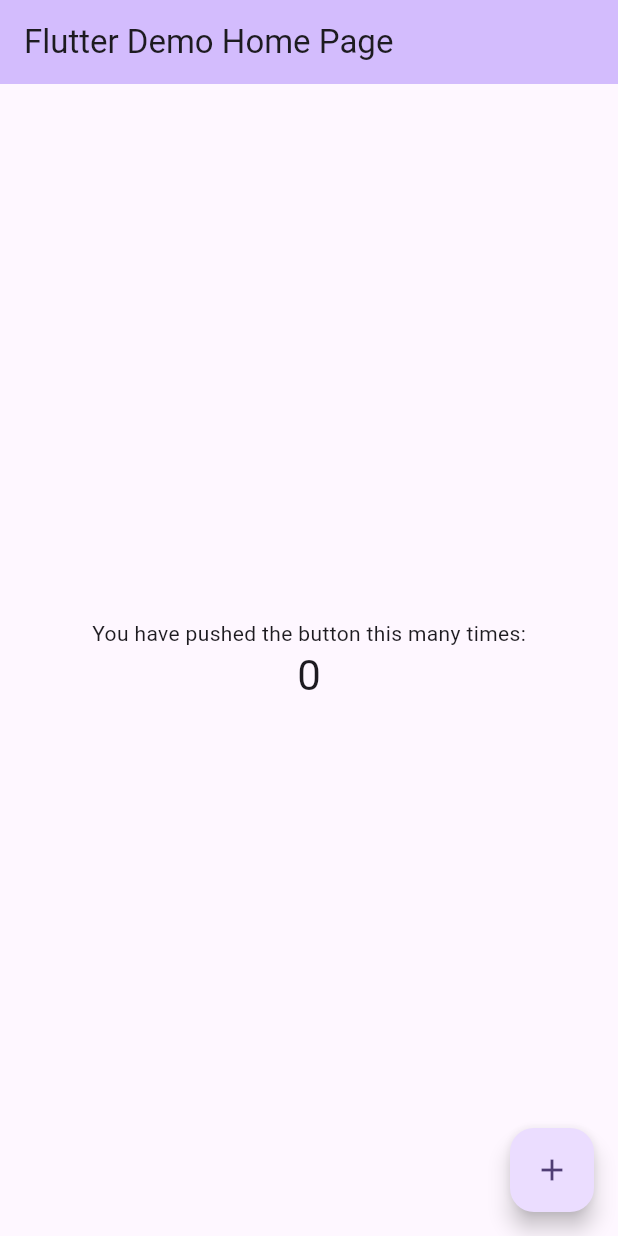
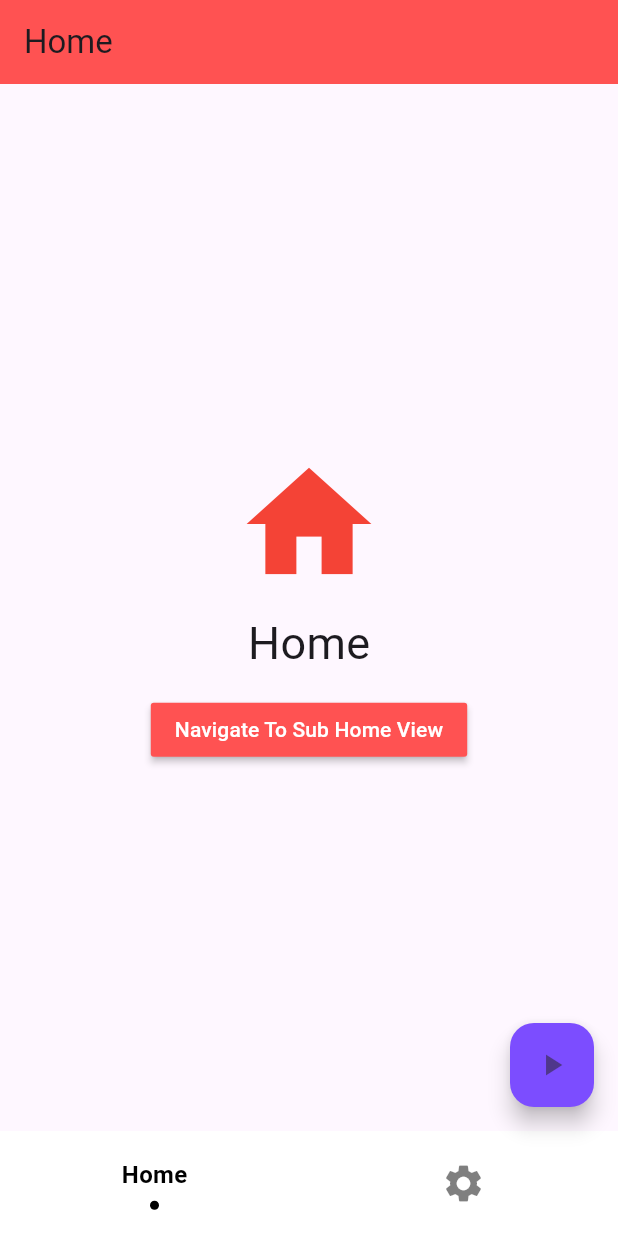
Before and after one commit to Haseebul/flutter_go_router, a Flutter app: the screen it shows after launch, on a phone screen of 412 x 824 dp. Run offline on Flutter 3.47's test engine with Material 3 defaults, Android fonts, the phone set to English and light mode, and no system bars; drawn by our look-alikes of sliding_clipped_nav_bar; our stand-ins replace go_router.

Commit message:
final code

```diff
--- a/lib/main.dart
+++ b/lib/main.dart
@@ -1,4 +1,5 @@
 import 'package:flutter/material.dart';
+import 'package:flutter_go_router/navigation/app_navigation.dart';
 
 void main() {
   runApp(const MyApp());
@@ -7,119 +8,12 @@ void main() {
 class MyApp extends StatelessWidget {
   const MyApp({super.key});
 
-  // This widget is the root of your application.
   @override
   Widget build(BuildContext context) {
-    return MaterialApp(
-      title: 'Flutter Demo',
-      theme: ThemeData(
-        // This is the theme of your application.
-        //
-        // TRY THIS: Try running your application with "flutter run". You'll see
-        // the application has a blue toolbar. Then, without quitting the app,
-        // try changing the seedColor in the colorScheme below to Colors.green
-        // and then invoke "hot reload" (save your changes or press the "hot
-        // reload" button in a Flutter-supported IDE, or press "r" if you used
-        // the command line to start the app).
-        //
-        // Notice that the counter didn't reset back to zero; the application
-        // state is not lost during the reload. To reset the state, use hot
-        // restart instead.
-        //
-        // This works for code too, not just values: Most code changes can be
-        // tested with just a hot reload.
-        colorScheme: ColorScheme.fromSeed(seedColor: Colors.deepPurple),
-        useMaterial3: true,
-      ),
-      home: const MyHomePage(title: 'Flutter Demo Home Page'),
+    return MaterialApp.router(
+      title: 'Go Router Example',
+      debugShowCheckedModeBanner: false,
+      routerConfig: AppNavigation.router,
     );
   }
 }
-
-class MyHomePage extends StatefulWidget {
-  const MyHomePage({super.key, required this.title});
-
-  // This widget is the home page of your application. It is stateful, meaning
-  // that it has a State object (defined below) that contains fields that affect
-  // how it looks.
-
-  // This class is the configuration for the state. It holds the values (in this
-  // case the title) provided by the parent (in this case the App widget) and
-  // used by the build method of the State. Fields in a Widget subclass are
-  // always marked "final".
-
-  final String title;
-
-  @override
-  State<MyHomePage> createState() => _MyHomePageState();
-}
-
-class _MyHomePageState extends State<MyHomePage> {
-  int _counter = 0;
-
-  void _incrementCounter() {
-    setState(() {
-      // This call to setState tells the Flutter framework that something has
-      // changed in this State, which causes it to rerun the build method below
-      // so that the display can reflect the updated values. If we changed
-      // _counter without calling setState(), then the build method would not be
-      // called again, and so nothing would appear to happen.
-      _counter++;
-    });
-  }
-
-  @override
-  Widget build(BuildContext context) {
-    // This method is rerun every time setState is called, for instance as done
-    // by the _incrementCounter method above.
-    //
-    // The Flutter framework has been optimized to make rerunning build methods
-    // fast, so that you can just rebuild anything that needs updating rather
-    // than having to individually change instances of widgets.
-    return Scaffold(
-      appBar: AppBar(
-        // TRY THIS: Try changing the color here to a specific color (to
-        // Colors.amber, perhaps?) and trigger a hot reload to see the AppBar
-        // change color while the other colors stay the same.
-        backgroundColor: Theme.of(context).colorScheme.inversePrimary,
-        // Here we take the value from the MyHomePage object that was created by
-        // the App.build method, and use it to set our appbar title.
-        title: Text(widget.title),
-      ),
-      body: Center(
-        // Center is a layout widget. It takes a single child and positions it
-        // in the middle of the parent.
-        child: Column(
-          // Column is also a layout widget. It takes a list of children and
-          // arranges them vertically. By default, it sizes itself to fit its
-          // children horizontally, and tries to be as tall as its parent.
-          //
-          // Column has various properties to control how it sizes itself and
-          // how it positions its children. Here we use mainAxisAlignment to
-          // center the children vertically; the main axis here is the vertical
-          // axis because Columns are vertical (the cross axis would be
-          // horizontal).
-          //
-          // TRY THIS: Invoke "debug painting" (choose the "Toggle Debug Paint"
-          // action in the IDE, or press "p" in the console), to see the
-          // wireframe for each widget.
-          mainAxisAlignment: MainAxisAlignment.center,
-          children: <Widget>[
-            const Text(
-              'You have pushed the button this many times:',
-            ),
-            Text(
-              '$_counter',
-              style: Theme.of(context).textTheme.headlineMedium,
-            ),
-          ],
-        ),
-      ),
-      floatingActionButton: FloatingActionButton(
-        onPressed: _incrementCounter,
-        tooltip: 'Increment',
-        child: const Icon(Icons.add),
-      ), // This trailing comma makes auto-formatting nicer for build methods.
-    );
-  }
-}
--- /dev/null
+++ b/lib/navigation/app_navigation.dart
@@ -0,0 +1,107 @@
+import 'package:flutter/material.dart';
+import 'package:flutter_go_router/views/home/home_view.dart';
+import 'package:flutter_go_router/views/home/sub_home_view.dart';
+import 'package:flutter_go_router/views/player/player_view.dart';
+import 'package:flutter_go_router/views/settings/settings_view.dart';
+import 'package:flutter_go_router/views/settings/sub_setting_view.dart';
+import 'package:flutter_go_router/views/wrapper/main_wrapper.dart';
+import 'package:go_router/go_router.dart';
+
+class AppNavigation {
+  AppNavigation._();
+
+  static String initial = "/home";
+
+  // Private navigators
+  static final _rootNavigatorKey = GlobalKey<NavigatorState>();
+  static final _shellNavigatorHome =
+      GlobalKey<NavigatorState>(debugLabel: 'shellHome');
+  static final _shellNavigatorSettings =
+      GlobalKey<NavigatorState>(debugLabel: 'shellSettings');
+
+  // GoRouter configuration
+  static final GoRouter router = GoRouter(
+    initialLocation: initial,
+    debugLogDiagnostics: true,
+    navigatorKey: _rootNavigatorKey,
+    routes: [
+      /// MainWrapper
+      StatefulShellRoute.indexedStack(
+        builder: (context, state, navigationShell) {
+          return MainWrapper(
+            navigationShell: navigationShell,
+          );
+        },
+        branches: <StatefulShellBranch>[
+          /// Brach Home
+          StatefulShellBranch(
+            navigatorKey: _shellNavigatorHome,
+            routes: <RouteBase>[
+              GoRoute(
+                path: "/home",
+                name: "Home",
+                builder: (BuildContext context, GoRouterState state) =>
+                    const HomeView(),
+                routes: [
+                  GoRoute(
+                    path: 'subHome',
+                    name: 'subHome',
+                    pageBuilder: (context, state) => CustomTransitionPage<void>(
+                      key: state.pageKey,
+                      child: const SubHomeView(),
+                      transitionsBuilder:
+                          (context, animation, secondaryAnimation, child) =>
+                              FadeTransition(opacity: animation, child: child),
+                    ),
+                  ),
+                ],
+              ),
+            ],
+          ),
+
+          /// Brach Setting
+          StatefulShellBranch(
+            navigatorKey: _shellNavigatorSettings,
+            routes: <RouteBase>[
+              GoRoute(
+                path: "/settings",
+                name: "Settings",
+                builder: (BuildContext context, GoRouterState state) =>
+                    const SettingsView(),
+                routes: [
+                  GoRoute(
+                    path: "subSetting",
+                    name: "subSetting",
+                    pageBuilder: (context, state) {
+                      return CustomTransitionPage<void>(
+                        key: state.pageKey,
+                        child: const SubSettingsView(),
+                        transitionsBuilder: (
+                          context,
+                          animation,
+                          secondaryAnimation,
+                          child,
+                        ) =>
+                            FadeTransition(opacity: animation, child: child),
+                      );
+                    },
+                  ),
+                ],
+              ),
+            ],
+          ),
+        ],
+      ),
+
+      /// Player
+      GoRoute(
+        parentNavigatorKey: _rootNavigatorKey,
+        path: '/player',
+        name: "Player",
+        builder: (context, state) => PlayerView(
+          key: state.pageKey,
+        ),
+      )
+    ],
+  );
+}
--- /dev/null
+++ b/lib/views/home/home_view.dart
@@ -0,0 +1,55 @@
+import 'package:flutter/material.dart';
+import 'package:go_router/go_router.dart';
+
+class HomeView extends StatefulWidget {
+  const HomeView({super.key});
+
+  @override
+  State<HomeView> createState() => _HomeViewState();
+}
+
+class _HomeViewState extends State<HomeView> {
+  @override
+  Widget build(BuildContext context) {
+    return Scaffold(
+      appBar: AppBar(
+        backgroundColor: Colors.redAccent,
+        title: const Text("Home"),
+      ),
+      body: SizedBox(
+        width: double.infinity,
+        height: double.infinity,
+        child: Column(
+          mainAxisAlignment: MainAxisAlignment.center,
+          children: [
+            const Icon(
+              Icons.home,
+              color: Colors.red,
+              size: 100,
+            ),
+            const SizedBox(
+              height: 8,
+            ),
+            const Text(
+              "Home",
+              style: TextStyle(fontSize: 30),
+            ),
+            const SizedBox(
+              height: 12,
+            ),
+            MaterialButton(
+              color: Colors.redAccent,
+              onPressed: () {
+                context.goNamed("subHome");
+              },
+              child: const Text(
+                "Navigate To Sub Home View",
+                style: TextStyle(color: Colors.white),
+              ),
+            ),
+          ],
+        ),
+      ),
+    );
+  }
+}
--- /dev/null
+++ b/lib/views/wrapper/main_wrapper.dart
@@ -0,0 +1,67 @@
+import 'package:flutter/material.dart';
+import 'package:go_router/go_router.dart';
+import 'package:sliding_clipped_nav_bar/sliding_clipped_nav_bar.dart';
+
+class MainWrapper extends StatefulWidget {
+  const MainWrapper({
+    required this.navigationShell,
+    super.key,
+  });
+  final StatefulNavigationShell navigationShell;
+
+  @override
+  State<MainWrapper> createState() => _MainWrapperState();
+}
+
+class _MainWrapperState extends State<MainWrapper> {
+  int selectedIndex = 0;
+
+  void _goBranch(int index) {
+    widget.navigationShell.goBranch(
+      index,
+      initialLocation: index == widget.navigationShell.currentIndex,
+    );
+  }
+
+  @override
+  Widget build(BuildContext context) {
+    return Scaffold(
+      body: SizedBox(
+        width: double.infinity,
+        height: double.infinity,
+        child: widget.navigationShell,
+      ),
+      floatingActionButton: FloatingActionButton(
+        onPressed: () {
+          context.push(context.namedLocation('Player'));
+        },
+        backgroundColor: Colors.deepPurpleAccent,
+        child: const Icon(
+          Icons.play_arrow,
+        ),
+      ),
+      bottomNavigationBar: SlidingClippedNavBar(
+        backgroundColor: Colors.white,
+        onButtonPressed: (index) {
+          setState(() {
+            selectedIndex = index;
+          });
+          _goBranch(selectedIndex);
+        },
+        iconSize: 30,
+        activeColor: Colors.black,
+        selectedIndex: selectedIndex,
+        barItems: [
+          BarItem(
+            icon: Icons.home,
+            title: 'Home',
+          ),
+          BarItem(
+            icon: Icons.settings,
+            title: 'Settings',
+          ),
+        ],
+      ),
+    );
+  }
+}
--- a/pubspec.yaml
+++ b/pubspec.yaml
@@ -35,6 +35,8 @@ dependencies:
   # The following adds the Cupertino Icons font to your application.
   # Use with the CupertinoIcons class for iOS style icons.
   cupertino_icons: ^1.0.2
+  go_router: ^12.1.3
+  sliding_clipped_nav_bar: ^3.1.0+4
 
 dev_dependencies:
   flutter_test:
```
Also changed, not shown: lib/views/home/sub_home_view.dart (added, +34 -0 lines), lib/views/player/player_view.dart (added, +41 -0 lines), lib/views/settings/settings_view.dart (added, +55 -0 lines), lib/views/settings/sub_setting_view.dart (added, +34 -0 lines), pubspec.lock.
